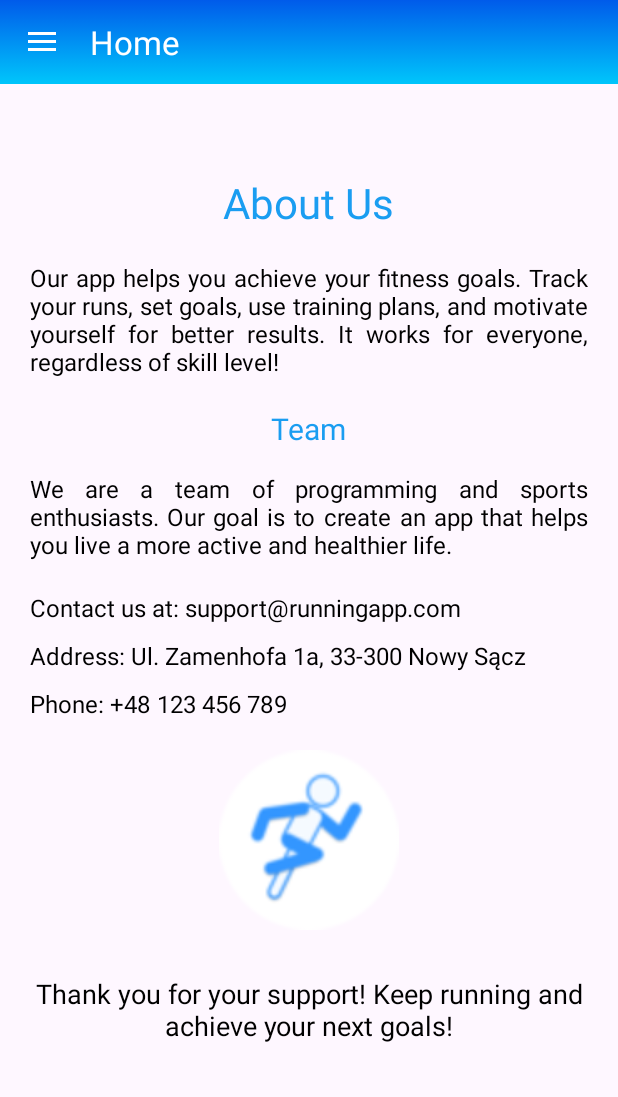
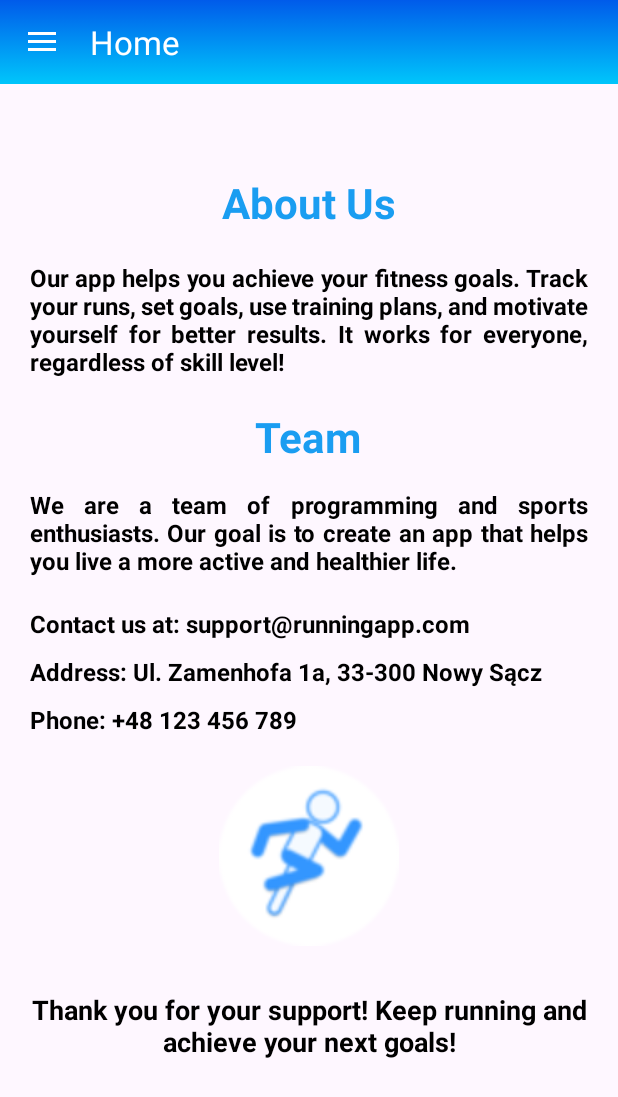
Before and after one commit to HajdukJ/Aplikacja_Sportowa, an Android app: the fragment AboutFragment placed in its activity, on a phone screen of 412 x 824 dp. Shown: the top 1097 px of the screen. Run offline under Robolectric (Android 15) with nearby library versions, the phone set to English and light mode, and no system bars; our stand-ins replace Firebase (no records; nobody signed in at launch, a user with empty details on screens opened directly).

Commit message:
poprawki podczas biegania

```diff
--- a/app/src/main/java/com/example/aplikacja_sportowa/RunActivityFragment.kt
+++ b/app/src/main/java/com/example/aplikacja_sportowa/RunActivityFragment.kt
@@ -1,12 +1,15 @@
 package com.example.aplikacja_sportowa
 
 import android.Manifest
+import android.content.Context
 import android.content.pm.PackageManager
 import android.graphics.Color
+import android.graphics.Bitmap
 import android.location.Location
 import android.os.Bundle
 import android.os.Handler
 import android.os.Looper
+import android.util.Log
 import android.view.LayoutInflater
 import android.view.View
 import android.view.ViewGroup
@@ -23,21 +26,18 @@ import com.google.android.gms.maps.SupportMapFragment
 import com.google.android.gms.maps.model.LatLng
 import com.google.android.gms.maps.model.Polyline
 import com.google.android.gms.maps.model.PolylineOptions
-import android.app.NotificationChannel
-import android.app.NotificationManager
-import android.content.Context
+import com.google.firebase.auth.FirebaseAuth
+import com.google.firebase.database.FirebaseDatabase
 import android.hardware.Sensor
 import android.hardware.SensorEvent
 import android.hardware.SensorEventListener
 import android.hardware.SensorManager
+import android.app.NotificationChannel
+import android.app.NotificationManager
 import android.os.Build
 import androidx.core.app.NotificationCompat
-import com.google.firebase.auth.FirebaseAuth
-import com.google.firebase.database.FirebaseDatabase
 import java.io.File
 import java.io.FileOutputStream
-import android.graphics.Bitmap
-import android.util.Log
 
 class RunActivityFragment : Fragment(), OnMapReadyCallback, SensorEventListener {
     private var googleMap: GoogleMap? = null
@@ -199,9 +199,11 @@ class RunActivityFragment : Fragment(), OnMapReadyCallback, SensorEventListener
             val (hours, minutes, seconds) = convertSecondsToHMSTime(timeElapsed)
             view?.findViewById<TextView>(R.id.timeLayout)?.text = String.format("TIME:\n%02d:%02d:%02d sec", hours, minutes, seconds)
             view?.findViewById<TextView>(R.id.distanceLayout)?.text = String.format("DISTANCE:\n%.2f km", distanceTraveled / 1000)
-            val runningPace = calculatePace(distanceTraveled, timeElapsed)
-            lastPace = runningPace
-            view?.findViewById<TextView>(R.id.paceLayout)?.text = String.format("PACE:\n%s min/km", runningPace)
+            if (distanceTraveled >= 100) {
+                val runningPace = calculatePace(distanceTraveled, timeElapsed)
+                lastPace = runningPace
+                view?.findViewById<TextView>(R.id.paceLayout)?.text = String.format("PACE:\n%s min/km", runningPace)
+            }
         }
         lastLocation = location
         googleMap?.animateCamera(CameraUpdateFactory.newLatLng(LatLng(location.latitude, location.longitude)))
@@ -325,7 +327,5 @@ class RunActivityFragment : Fragment(), OnMapReadyCallback, SensorEventListener
         }
     }
 
-
-    override fun onAccuracyChanged(sensor: Sensor?, accuracy: Int) {
-    }
+    override fun onAccuracyChanged(sensor: Sensor?, accuracy: Int) {}
 }
--- a/app/src/main/res/layout/fragment_about.xml
+++ b/app/src/main/res/layout/fragment_about.xml
@@ -11,6 +11,7 @@
         android:layout_width="wrap_content"
         android:layout_height="wrap_content"
         android:text="About Us"
+        android:textStyle="bold"
         android:textSize="28sp"
         android:textColor="@color/blue"
         android:layout_centerHorizontal="true"
@@ -22,6 +23,7 @@
         android:layout_height="wrap_content"
         android:text="Our app helps you achieve your fitness goals. Track your runs, set goals, use training plans, and motivate yourself for better results. It works for everyone, regardless of skill level!"
         android:textSize="16sp"
+        android:textStyle="bold"
         android:textColor="@android:color/black"
         android:layout_below="@id/aboutTitle"
         android:layout_marginTop="20dp"
@@ -34,7 +36,8 @@
         android:layout_width="wrap_content"
         android:layout_height="wrap_content"
         android:text="Team"
-        android:textSize="20sp"
+        android:textStyle="bold"
+        android:textSize="28sp"
         android:textColor="@color/blue"
         android:layout_below="@id/aboutDescription"
         android:layout_marginTop="20dp"
@@ -47,6 +50,7 @@
         android:text="We are a team of programming and sports enthusiasts. Our goal is to create an app that helps you live a more active and healthier life."
         android:textSize="16sp"
         android:textColor="@android:color/black"
+        android:textStyle="bold"
         android:layout_below="@id/aboutTeam"
         android:layout_marginTop="15dp"
         android:layout_marginLeft="20dp"
@@ -59,6 +63,7 @@
         android:layout_height="wrap_content"
         android:text="Contact us at: support@runningapp.com"
         android:textSize="16sp"
+        android:textStyle="bold"
         android:textColor="@android:color/black"
         android:layout_below="@id/teamDescription"
         android:layout_marginTop="20dp"
@@ -72,6 +77,7 @@
         android:layout_height="wrap_content"
         android:text="Address: Ul. Zamenhofa 1a, 33-300 Nowy Sącz"
         android:textSize="16sp"
+        android:textStyle="bold"
         android:textColor="@android:color/black"
         android:layout_below="@id/contactInfo"
         android:layout_marginTop="10dp"
@@ -85,6 +91,7 @@
         android:layout_height="wrap_content"
         android:text="Phone: +48 123 456 789"
         android:textSize="16sp"
+        android:textStyle="bold"
         android:textColor="@android:color/black"
         android:layout_below="@id/addressInfo"
         android:layout_marginTop="10dp"
@@ -107,6 +114,7 @@
         android:layout_height="wrap_content"
         android:text="Thank you for your support! Keep running and achieve your next goals!"
         android:textSize="18sp"
+        android:textStyle="bold"
         android:textColor="@android:color/black"
         android:layout_below="@id/teamImage"
         android:layout_marginTop="30dp"
```
